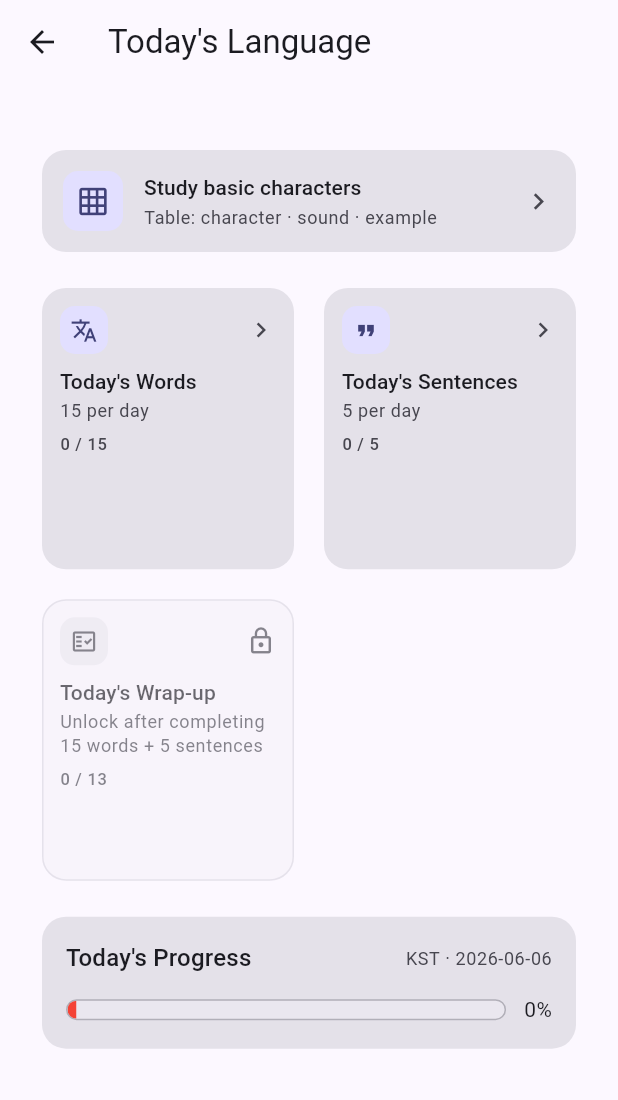
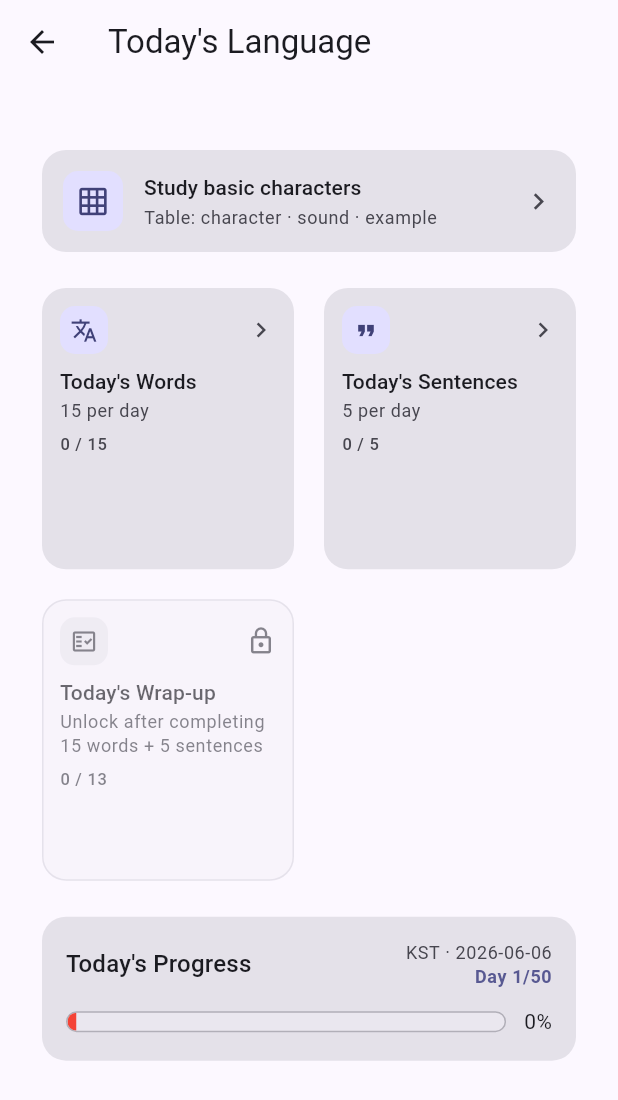
Before and after one commit to qjatjr48724/todays-language, a Flutter app: the HomeScreen screen opened directly, on a phone screen of 412 x 824 dp. Shown: the top 1100 px of the screen. Run offline on Flutter 3.47's test engine with Material 3 defaults, Android fonts, the phone set to English and light mode, and no system bars; our stand-ins replace cloud_firestore, cloud_functions, firebase_auth, firebase_core, flutter_local_notifications, permission_handler and 1 more; accounts and stored records are empty.

Commit message:
feat(mobile): 홈 커리큘럼 일차(n/50) 표시
커리큘럼 모드일 때 홈 진행률 카드에 learningDay/50일차 라벨을 표시하고 i18n 키를 추가했다.

Co-authored-by: Cursor <cursoragent@cursor.com>

```diff
--- a/app/mobile/lib/l10n/app_en.arb
+++ b/app/mobile/lib/l10n/app_en.arb
@@ -125,6 +125,17 @@
   "home_today_wrap_up_subtitle_locked": "Unlock after completing 15 words + 5 sentences",
   "home_progress_section_title": "Today's Progress",
   "home_progress_section_subtitle_prefix": "KST · {date}",
+  "home_curriculum_day_label": "Day {day}/{total}",
+  "@home_curriculum_day_label": {
+    "placeholders": {
+      "day": {
+        "type": "int"
+      },
+      "total": {
+        "type": "int"
+      }
+    }
+  },
   "home_no_data": "No data available.",
   "home_progress_counts": "Words {wordDone}/{wordGoal} · Sentences {sentenceDone}/{sentenceGoal} · Wrap-up {quizDone}/{quizGoal}",
   "home_reset_debug_button_label": "Reset Progress (Debug)",
--- a/app/mobile/lib/l10n/app_ja.arb
+++ b/app/mobile/lib/l10n/app_ja.arb
@@ -125,6 +125,17 @@
   "home_today_wrap_up_subtitle_locked": "単語15 + 文5の達成で開放",
   "home_progress_section_title": "今日の進捗",
   "home_progress_section_subtitle_prefix": "KST · {date}",
+  "home_curriculum_day_label": "{day}/{total}日目",
+  "@home_curriculum_day_label": {
+    "placeholders": {
+      "day": {
+        "type": "int"
+      },
+      "total": {
+        "type": "int"
+      }
+    }
+  },
   "home_no_data": "データがありません。",
   "home_progress_counts": "単語 {wordDone}/{wordGoal} · 文 {sentenceDone}/{sentenceGoal} · まとめ {quizDone}/{quizGoal}",
   "home_reset_debug_button_label": "進捗のリセット（デバッグ）",
--- a/app/mobile/lib/l10n/app_ko.arb
+++ b/app/mobile/lib/l10n/app_ko.arb
@@ -124,6 +124,17 @@
   "home_today_wrap_up_subtitle_locked": "단어 15 + 문장 5 완료 후 열림",
   "home_progress_section_title": "오늘의 진행률",
   "home_progress_section_subtitle_prefix": "KST · {date}",
+  "home_curriculum_day_label": "{day}/{total}일차",
+  "@home_curriculum_day_label": {
+    "placeholders": {
+      "day": {
+        "type": "int"
+      },
+      "total": {
+        "type": "int"
+      }
+    }
+  },
   "home_no_data": "데이터가 없습니다.",
   "home_progress_counts": "단어 {wordDone}/{wordGoal} · 문장 {sentenceDone}/{sentenceGoal} · 마무리 {quizDone}/{quizGoal}",
   "home_reset_debug_button_label": "진행률 초기화(디버그)",
--- a/app/mobile/lib/l10n/app_localizations.dart
+++ b/app/mobile/lib/l10n/app_localizations.dart
@@ -760,6 +760,12 @@ abstract class AppLocalizations {
   /// **'KST · {date}'**
   String home_progress_section_subtitle_prefix(Object date);
 
+  /// No description provided for @home_curriculum_day_label.
+  ///
+  /// In ko, this message translates to:
+  /// **'{day}/{total}일차'**
+  String home_curriculum_day_label(int day, int total);
+
   /// No description provided for @home_no_data.
   ///
   /// In ko, this message translates to:
--- a/app/mobile/lib/l10n/app_localizations_en.dart
+++ b/app/mobile/lib/l10n/app_localizations_en.dart
@@ -382,6 +382,11 @@ class AppLocalizationsEn extends AppLocalizations {
   @override
   String home_progress_section_subtitle_prefix(Object date) {
     return 'KST · $date';
+  }
+
+  @override
+  String home_curriculum_day_label(int day, int total) {
+    return 'Day $day/$total';
   }
 
   @override
--- a/app/mobile/lib/l10n/app_localizations_ja.dart
+++ b/app/mobile/lib/l10n/app_localizations_ja.dart
@@ -363,6 +363,11 @@ class AppLocalizationsJa extends AppLocalizations {
   @override
   String home_progress_section_subtitle_prefix(Object date) {
     return 'KST · $date';
+  }
+
+  @override
+  String home_curriculum_day_label(int day, int total) {
+    return '$day/$total日目';
   }
 
   @override
--- a/app/mobile/lib/l10n/app_localizations_ko.dart
+++ b/app/mobile/lib/l10n/app_localizations_ko.dart
@@ -365,6 +365,11 @@ class AppLocalizationsKo extends AppLocalizations {
   @override
   String home_progress_section_subtitle_prefix(Object date) {
     return 'KST · $date';
+  }
+
+  @override
+  String home_curriculum_day_label(int day, int total) {
+    return '$day/$total일차';
   }
 
   @override
--- a/app/mobile/lib/models/curriculum_state.dart
+++ b/app/mobile/lib/models/curriculum_state.dart
@@ -1,4 +1,6 @@
 /// 사용자 커리큘럼 학습 상태 — `users/{uid}` 필드 (Functions `curriculum_state.ts`와 동기).
+///
+/// learningDay: KST 하루 1일차 분량. 당일 1일차 완료만으로 2일차로 넘어가지 않음.
 class CurriculumState {
   const CurriculumState({
     required this.curriculumId,
--- a/app/mobile/lib/screens/home_screen.dart
+++ b/app/mobile/lib/screens/home_screen.dart
@@ -285,11 +285,27 @@ class _HomeScreenState extends State<HomeScreen> {
             const SizedBox(height: 16),
             SectionCard(
               title: l10n.home_progress_section_title,
-              trailing: Text(
-                l10n.home_progress_section_subtitle_prefix(todayKstYyyyMmDd()),
-                style: Theme.of(context).textTheme.bodySmall?.copyWith(
-                      color: scheme.onSurfaceVariant,
+              trailing: Column(
+                crossAxisAlignment: CrossAxisAlignment.end,
+                children: [
+                  Text(
+                    l10n.home_progress_section_subtitle_prefix(todayKstYyyyMmDd()),
+                    style: Theme.of(context).textTheme.bodySmall?.copyWith(
+                          color: scheme.onSurfaceVariant,
+                        ),
+                  ),
+                  if (_prefs.curriculum.learningMode == 'curriculum')
+                    Text(
+                      l10n.home_curriculum_day_label(
+                        _prefs.curriculum.learningDay,
+                        CurriculumState.totalDays,
+                      ),
+                      style: Theme.of(context).textTheme.bodySmall?.copyWith(
+                            color: scheme.primary,
+                            fontWeight: FontWeight.w600,
+                          ),
                     ),
+                ],
               ),
               child: _loadingProgress
                   ? const LinearProgressIndicator()
```
